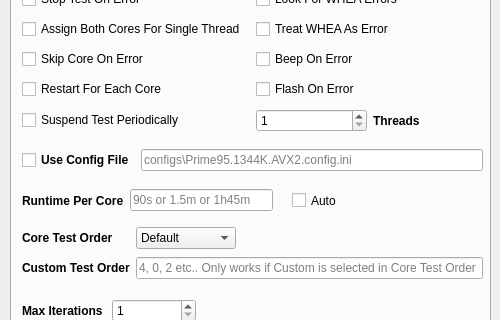
LucidLuxxx/CoreCycler-Py, file mainwindow.ui: the form before one commit; both pictures show x 0 to 500 and y 190 to 510 of the 500 by 700 pixel window.
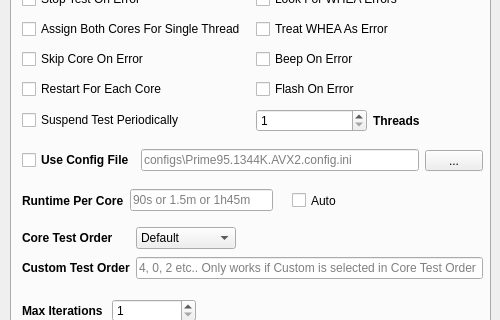
The form after the commit. Icons and pictures are not drawn.

The edit to the form file:
```diff
--- a/mainwindow.ui
+++ b/mainwindow.ui
@@ -45,7 +45,7 @@
      </font>
     </property>
     <property name="autoFillBackground">
-     <bool>false</bool>
+     <bool>true</bool>
     </property>
     <property name="tabShape">
      <enum>QTabWidget::TabShape::Rounded</enum>
@@ -192,6 +192,19 @@
          </property>
         </widget>
        </item>
+       <item>
+        <widget class="QToolButton" name="configsFolder_toolButton">
+         <property name="minimumSize">
+          <size>
+           <width>58</width>
+           <height>0</height>
+          </size>
+         </property>
+         <property name="text">
+          <string>...</string>
+         </property>
+        </widget>
+       </item>
       </layout>
      </widget>
      <widget class="QWidget" name="horizontalLayoutWidget_4">
```
Left out of the diff: 22 changed lines with no effect on the pictures.
